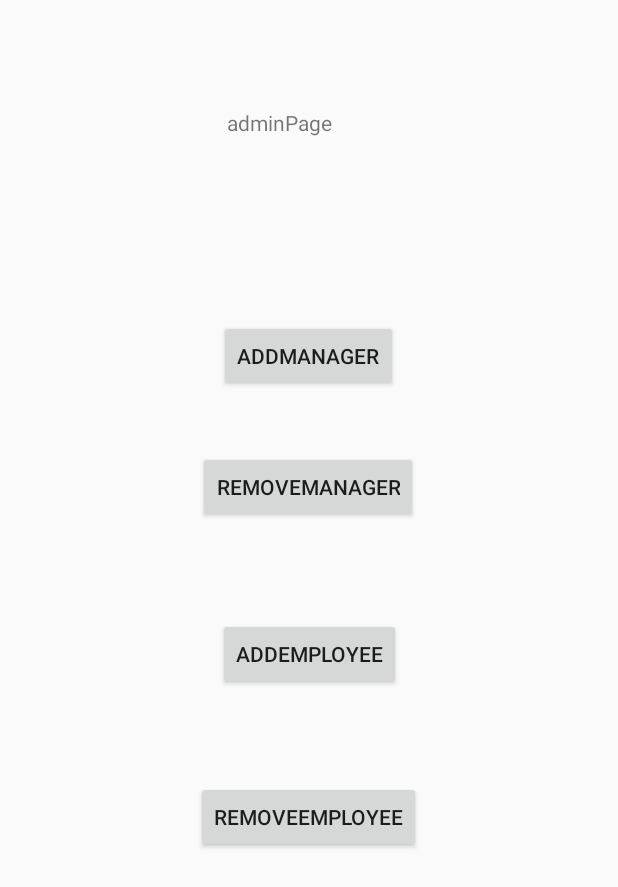
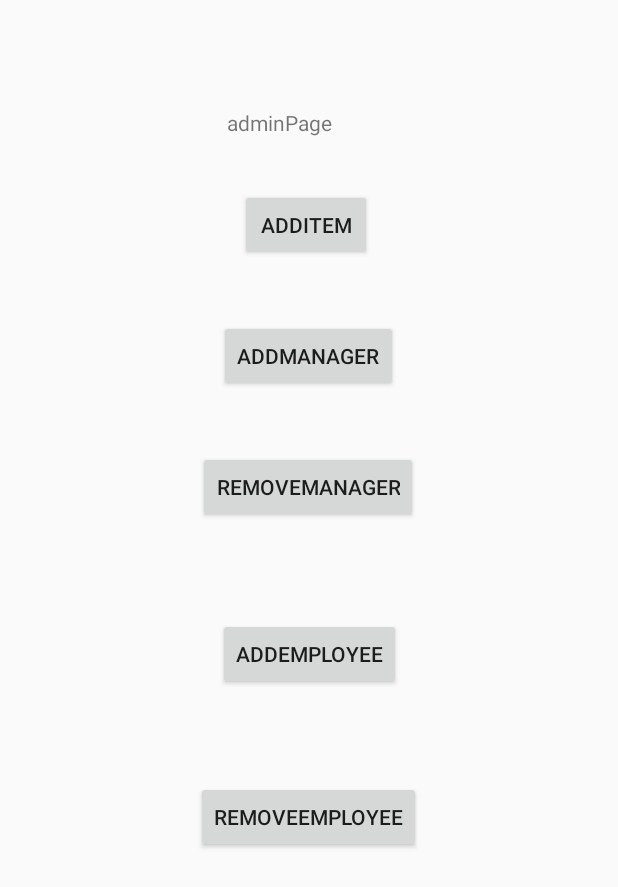
Before and after one commit to tammapon/warehouse, an Android app: the page_admin screen opened directly, with no data from a screen before it, on a phone screen of 412 x 824 dp. Shown: the top 887 px of the screen. Run offline under Robolectric (Android 15) with nearby library versions, the phone set to English and light mode, and no system bars.

Commit message:
patch 1.0.3.0
add admin page to additem

```diff
--- a/app/src/main/AndroidManifest.xml
+++ b/app/src/main/AndroidManifest.xml
@@ -9,7 +9,8 @@
         android:roundIcon="@mipmap/ic_launcher_round"
         android:supportsRtl="true"
         android:theme="@style/AppTheme">
-        <activity android:name=".Mainactivity_start"></activity>
+        <activity android:name=".additem"></activity>
+        <activity android:name=".Mainactivity_start" />
         <activity android:name=".page_levelSelect" />
         <activity android:name=".page_register" />
         <activity android:name=".page_employee" />
--- a/app/src/main/java/com/example/test4/MainActivity.java
+++ b/app/src/main/java/com/example/test4/MainActivity.java
@@ -21,7 +21,6 @@ public class MainActivity extends AppCompatActivity {
 
     public DatabaseReference myRef;
     private TextView mFirebaseTextView;
-
     @Override
     protected void onCreate(Bundle savedInstanceState) {
         super.onCreate(savedInstanceState);
--- a/app/src/main/java/com/example/test4/page_admin.java
+++ b/app/src/main/java/com/example/test4/page_admin.java
@@ -2,18 +2,19 @@ package com.example.test4;
 
 import androidx.appcompat.app.AppCompatActivity;
 
+import android.content.Intent;
 import android.os.Bundle;
 import android.view.View;
 import android.widget.Button;
 
 public class page_admin extends AppCompatActivity {
     Button btn_add_man,btn_remove_man,btn_add_em,btn_remove_em;
-
+    Button btn_add_item;
     @Override
     protected void onCreate(Bundle savedInstanceState) {
         super.onCreate(savedInstanceState);
         setContentView(R.layout.activity_page_admin);
-
+        btn_add_item = (Button)findViewById(R.id.btn_add_item);
         btn_add_em=(Button)findViewById(R.id.btn_addEmployee);
         btn_remove_em=(Button)findViewById(R.id.btn_removeEmployee);
         btn_add_man=(Button)findViewById(R.id.btn_addManager);
@@ -25,6 +26,12 @@ public class page_admin extends AppCompatActivity {
 
             }
         });
-
+        btn_add_item.setOnClickListener(new View.OnClickListener() {
+            @Override
+            public void onClick(View v) {
+                Intent AddItemPage = new Intent(page_admin.this,additem.class);
+                startActivity(AddItemPage);
+            }
+        });
     }
 }
--- a/app/src/main/res/layout/activity_page_admin.xml
+++ b/app/src/main/res/layout/activity_page_admin.xml
@@ -64,4 +64,16 @@
         app:layout_constraintStart_toStartOf="parent"
         app:layout_constraintTop_toBottomOf="@+id/btn_addEmployee"
         app:layout_constraintVertical_bias="0.191" />
+
+    <Button
+        android:id="@+id/btn_add_item"
+        style="@style/Widget.AppCompat.Button"
+        android:layout_width="0dp"
+        android:layout_height="wrap_content"
+        android:layout_marginStart="160dp"
+        android:layout_marginTop="28dp"
+        android:text="ADDITEM"
+        android:visibility="visible"
+        app:layout_constraintStart_toStartOf="parent"
+        app:layout_constraintTop_toBottomOf="@+id/textView" />
 </androidx.constraintlayout.widget.ConstraintLayout>
--- a/app/src/main/res/values/strings.xml
+++ b/app/src/main/res/values/strings.xml
@@ -22,4 +22,5 @@
     <string name="menu_tools">Tools</string>
     <string name="menu_share">Share</string>
     <string name="menu_send">Send</string>
+    <string name="title_activity_add_item">add_item</string>
 </resources>
```
Also changed, not shown: app/src/main/java/com/example/test4/additem.java (added, +14 -0 lines), app/src/main/res/layout/activity_additem.xml (added, +74 -0 lines), app/src/main/res/layout/activity_main.xml (deleted, +0 -31 lines).
